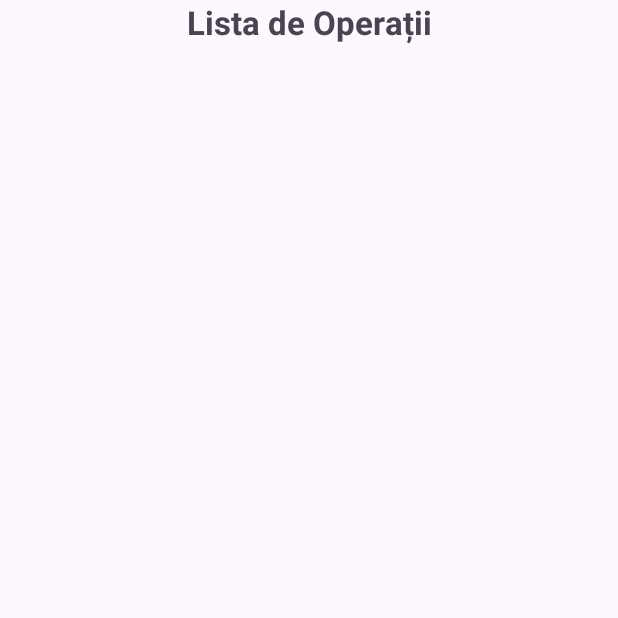
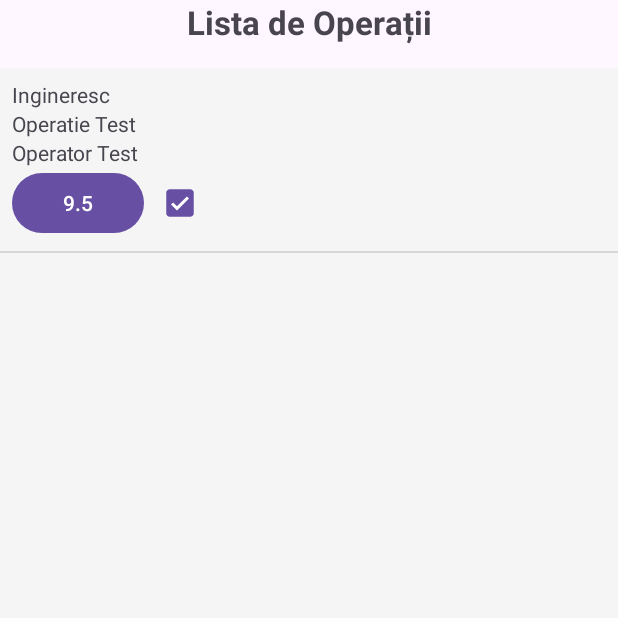
Before and after one commit to PaulO-ltean/OLTEAN_PAUL_ACTIVITATEDAM2026, an Android app: the screen it shows after launch (ActivitateLista), after a tap on "List View", on a phone screen of 412 x 824 dp, the top half of it. Run offline under Robolectric (Android 15) with nearby library versions, the phone set to English and light mode, and no system bars.

Commit message:
Seminar 6 updated (acuma merge tot)

```diff
--- a/app/seminar4/src/main/java/com/example/seminar4/ActivitateLista.java
+++ b/app/seminar4/src/main/java/com/example/seminar4/ActivitateLista.java
@@ -7,6 +7,7 @@ import android.widget.ListView;
 import android.widget.Toast;
 
 import androidx.activity.EdgeToEdge;
+import androidx.annotation.Nullable;
 import androidx.appcompat.app.AppCompatActivity;
 import androidx.core.graphics.Insets;
 import androidx.core.view.ViewCompat;
@@ -18,28 +19,33 @@ public class ActivitateLista extends AppCompatActivity {
 
     public ArrayList<Operatie> lista;
     //public ArrayAdapter<Operatie> adapter;
-    private int  idModificat=0;
-    private OperatieAdapter adapter=null;
+    private int idModificat = 0;
+    private OperatieAdapter adapter = null;
+
 
     @Override
     protected void onCreate(Bundle savedInstanceState) {
         super.onCreate(savedInstanceState);
         EdgeToEdge.enable(this);
         setContentView(R.layout.activity_activitate_lista);
-        ListView listView=findViewById(R.id.listView_afisare);
-        lista = (ArrayList<Operatie>) getIntent().getSerializableExtra("lista_operatii");
+        ListView listView = findViewById(R.id.listView_afisare);
+
+        lista = getIntent().getParcelableArrayListExtra("lista_operatii");
+
+        Toast.makeText(this, "Lista primită are: " + lista.size() + " elemente", Toast.LENGTH_LONG).show();
         if (lista == null) {
             lista = new ArrayList<>();
         }
-        adapter = new OperatieAdapter(lista, getApplicationContext(), R.layout.custom_layout_lv);
+        lista.add(new Operatie("Ingineresc", "Operatie Test", "Operator Test", 9.5f, true));
+        adapter = new OperatieAdapter(lista, ActivitateLista.this, R.layout.custom_layout_lv);
 
         listView.setAdapter(adapter);
 
         listView.setOnItemClickListener((parent, view, position, id) -> {
-            Intent intentModifica= new Intent(getApplicationContext(), OperatieActivity.class);
-            intentModifica.putExtra("lista operatii", lista.get(position));
-            idModificat=position;
-            startActivityForResult(intentModifica,209);
+            Intent intentModifica = new Intent(getApplicationContext(), OperatieActivity.class);
+            intentModifica.putExtra("operatie", lista.get(position));
+            idModificat = position;
+            startActivityForResult(intentModifica, 209);
             Operatie opSelectata = lista.get(position);
             Toast.makeText(getApplicationContext(), lista.get(position).toString(), Toast.LENGTH_SHORT).show();
         });
@@ -56,5 +62,20 @@ public class ActivitateLista extends AppCompatActivity {
             v.setPadding(systemBars.left, systemBars.top, systemBars.right, systemBars.bottom);
             return insets;
         });
+
+    }
+
+    @Override
+    protected void onActivityResult(int requestCode, int resultCode, @Nullable Intent data) {
+        super.onActivityResult(requestCode, resultCode, data);
+        if (resultCode == RESULT_OK && data != null) {
+            if (requestCode == 209) {
+                Operatie operatieEditata = data.getParcelableExtra("operatie_rezultat");
+                if (operatieEditata != null) {
+                    lista.set(idModificat, operatieEditata);
+                    adapter.notifyDataSetChanged();
+                }
+            }
+        }
     }
 }
--- a/app/seminar4/src/main/java/com/example/seminar4/MainActivity.java
+++ b/app/seminar4/src/main/java/com/example/seminar4/MainActivity.java
@@ -37,7 +37,7 @@ public class MainActivity extends AppCompatActivity {
 
         btnDeschideListView.setOnClickListener(v->{
             Intent intent = new Intent(MainActivity.this, ActivitateLista.class);
-            intent.putExtra("lista_operatii", listaOperatii);
+            intent.putParcelableArrayListExtra("lista_operatii", listaOperatii);
             startActivity(intent);
         });
     }
@@ -46,7 +46,7 @@ public class MainActivity extends AppCompatActivity {
         super.onActivityResult(requestCode, resultCode, data);
 
         if (requestCode == 1 && resultCode == RESULT_OK && data != null) {
-            Operatie opReturnata = (Operatie) data.getSerializableExtra("operatie_rezultat");
+            Operatie opReturnata = (Operatie) data.getParcelableExtra("operatie_rezultat");
 
             if (opReturnata != null) {
                 listaOperatii.add(opReturnata);
@@ -56,4 +56,5 @@ public class MainActivity extends AppCompatActivity {
             }
         }
     }
+
 }
--- a/app/seminar4/src/main/res/layout/activity_activitate_lista.xml
+++ b/app/seminar4/src/main/res/layout/activity_activitate_lista.xml
@@ -5,7 +5,7 @@
     android:id="@+id/main"
     android:layout_width="match_parent"
     android:layout_height="match_parent"
-    android:orientation="horizontal"
+    android:orientation="vertical"
     tools:context=".ActivitateLista">
 
     <TextView
@@ -21,6 +21,7 @@
         android:layout_width="match_parent"
         android:layout_height="wrap_content"
         android:id="@+id/listView_afisare"
-
+        android:layout_weight="1"
+        android:background="#F5F5F5"
         />
 </LinearLayout>
--- a/app/seminar4/src/main/res/layout/custom_layout_lv.xml
+++ b/app/seminar4/src/main/res/layout/custom_layout_lv.xml
@@ -2,7 +2,8 @@
 <LinearLayout xmlns:android="http://schemas.android.com/apk/res/android"
     android:orientation="vertical"
     android:layout_width="match_parent"
-    android:layout_height="match_parent">
+    android:layout_height="wrap_content"
+    android:padding="8dp">
 
     <TextView
         android:layout_width="match_parent"
@@ -10,7 +11,7 @@
         android:id="@+id/Display_Tip"/>
 
         <LinearLayout
-            android:orientation="horizontal"
+            android:orientation="vertical"
             android:layout_width="match_parent"
             android:layout_height="wrap_content">
 
@@ -23,15 +24,27 @@
                 android:layout_width="match_parent"
                 android:layout_height="wrap_content"
                 android:id="@+id/Display_Operator"/>
-            <Button
+            <LinearLayout
                 android:layout_width="match_parent"
                 android:layout_height="wrap_content"
-                android:id="@+id/Display_Ore"/>
+                android:orientation="horizontal">
+            <Button
+                android:layout_width="wrap_content"
+                android:layout_height="wrap_content"
+                android:id="@+id/Display_Ore"
+                android:minHeight="48dp"
+                android:focusable="false"
+                android:focusableInTouchMode="false"
+                android:clickable="false"/>
             <CheckBox
-                android:layout_width="match_parent"
+                android:layout_width="wrap_content"
                 android:layout_height="wrap_content"
-                android:id="@+id/Display_completata"/>
-
+                android:id="@+id/Display_completata"
+                android:minHeight="48dp"
+                android:focusable="false"
+                android:focusableInTouchMode="false"
+                android:clickable="false"/>
+        </LinearLayout>
         </LinearLayout>
 
 </LinearLayout>
--- a/gradle/libs.versions.toml
+++ b/gradle/libs.versions.toml
@@ -1,5 +1,5 @@
 [versions]
-agp = "9.4.1"
+agp = "9.5.1"
 junit = "4.13.2"
 junitVersion = "1.3.0"
 espressoCore = "3.7.0"
```
Also changed, not shown: app/seminar4/src/main/java/com/example/seminar4/OperatieActivity.java (+31 -16 lines).
